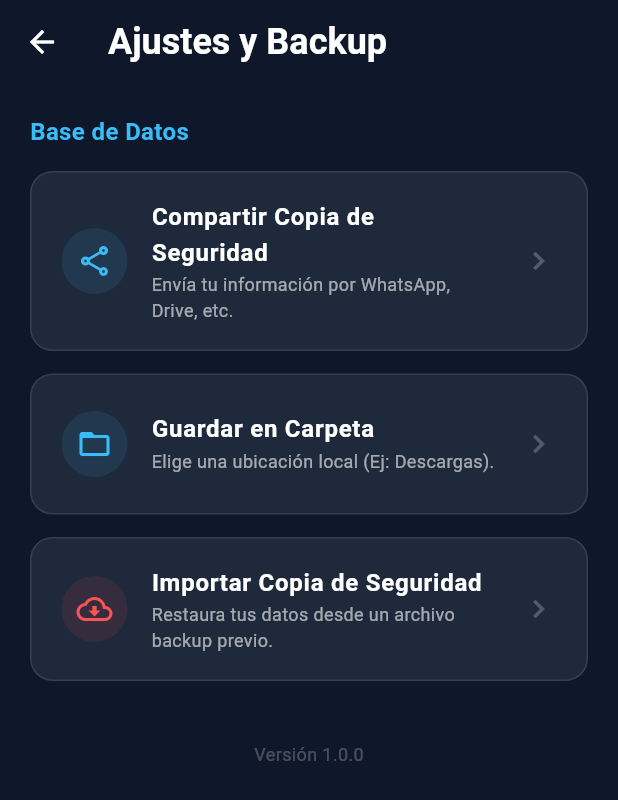
After one commit to MiguelC21/arriendos_app, a Flutter app: the SettingsScreen screen opened directly, after a tap on "Guardar en Carpeta", on a phone screen of 412 x 824 dp. The commit adds this screen. Shown: the top 800 px of the screen. Run offline on Flutter 3.47's test engine with Material 3 defaults, Android fonts, the phone set to English and light mode, and no system bars; our stand-ins replace file_picker, flutter_riverpod, share_plus, sqflite; accounts and stored records are empty.

Commit message:
Se agregó copia de seguridad

```diff
--- /dev/null
+++ b/lib/screens/settings_screen.dart
@@ -0,0 +1,245 @@
+import 'dart:io';
+import 'package:flutter/material.dart';
+import '../services/backup_service.dart';
+
+class SettingsScreen extends StatefulWidget {
+  const SettingsScreen({super.key});
+
+  @override
+  State<SettingsScreen> createState() => _SettingsScreenState();
+}
+
+class _SettingsScreenState extends State<SettingsScreen> {
+  bool _isExporting = false;
+  bool _isImporting = false;
+
+  Future<void> _handleExport() async {
+    setState(() => _isExporting = true);
+    try {
+      await BackupService.exportDatabase();
+      if (mounted) {
+        ScaffoldMessenger.of(context).showSnackBar(
+          const SnackBar(
+            content: Text('Copia de seguridad exportada con éxito'),
+          ),
+        );
+      }
+    } catch (e) {
+      if (mounted) {
+        ScaffoldMessenger.of(context).showSnackBar(
+          SnackBar(
+            content: Text('Error al exportar: $e'),
+            backgroundColor: Colors.redAccent,
+          ),
+        );
+      }
+    } finally {
+      if (mounted) setState(() => _isExporting = false);
+    }
+  }
+
+  Future<void> _handleImport() async {
+    final confirm = await showDialog<bool>(
+      context: context,
+      builder: (context) => AlertDialog(
+        backgroundColor: const Color(0xFF1E293B),
+        title: const Text(
+          '⚠️ Advertencia Crítica',
+          style: TextStyle(color: Colors.redAccent),
+        ),
+        content: const Text(
+          'Al importar una copia de seguridad, todos los datos actuales serán REEMPLAZADOS por los del archivo seleccionado. Esta acción no se puede deshacer.\n\n¿Estás seguro de que deseas continuar?',
+          style: TextStyle(color: Colors.white70),
+        ),
+        actions: [
+          TextButton(
+            onPressed: () => Navigator.pop(context, false),
+            child: const Text('Cancelar'),
+          ),
+          TextButton(
+            onPressed: () => Navigator.pop(context, true),
+            child: const Text(
+              'Sí, Reemplazar Datos',
+              style: TextStyle(color: Colors.redAccent),
+            ),
+          ),
+        ],
+      ),
+    );
+
+    if (confirm != true) return;
+
+    setState(() => _isImporting = true);
+    try {
+      final success = await BackupService.importDatabase();
+      if (success && mounted) {
+        showDialog(
+          context: context,
+          barrierDismissible: false,
+          builder: (context) => AlertDialog(
+            backgroundColor: const Color(0xFF1E293B),
+            title: const Text(
+              'Importación Exitosa 📥',
+              style: TextStyle(color: Colors.white),
+            ),
+            content: const Text(
+              'La base de datos ha sido restaurada. La aplicación se cerrará para cargar los nuevos datos. Por favor, ábrela de nuevo.',
+              style: TextStyle(color: Colors.white70),
+            ),
+            actions: [
+              TextButton(
+                onPressed: () => exit(0), // Reinicio forzado para recargar DB
+                child: const Text('Entendido'),
+              ),
+            ],
+          ),
+        );
+      }
+    } catch (e) {
+      if (mounted) {
+        ScaffoldMessenger.of(context).showSnackBar(
+          SnackBar(
+            content: Text('Error al importar: $e'),
+            backgroundColor: Colors.redAccent,
+          ),
+        );
+      }
+    } finally {
+      if (mounted) setState(() => _isImporting = false);
+    }
+  }
+
+  Future<void> _handleSaveToFolder() async {
+    setState(() => _isExporting = true);
+    try {
+      final path = await BackupService.saveDatabaseToFolder();
+      if (path != null && mounted) {
+        ScaffoldMessenger.of(
+          context,
+        ).showSnackBar(SnackBar(content: Text('Guardado en: $path')));
+      }
+    } catch (e) {
+      if (mounted) {
+        ScaffoldMessenger.of(context).showSnackBar(
+          SnackBar(
+            content: Text('Error al guardar: $e'),
+            backgroundColor: Colors.redAccent,
+          ),
+        );
+      }
+    } finally {
+      if (mounted) setState(() => _isExporting = false);
+    }
+  }
+
+  @override
+  Widget build(BuildContext context) {
+    return Scaffold(
+      backgroundColor: const Color(0xFF0F172A),
+      appBar: AppBar(
+        title: const Text('Ajustes y Backup'),
+        backgroundColor: Colors.transparent,
+        elevation: 0,
+      ),
+      body: ListView(
+        padding: const EdgeInsets.all(20),
+        children: [
+          const Text(
+            'Base de Datos',
+            style: TextStyle(
+              color: Color(0xFF38BDF8),
+              fontSize: 16,
+              fontWeight: FontWeight.bold,
+            ),
+          ),
+          const SizedBox(height: 15),
+          _buildSettingsCard(
+            title: 'Compartir Copia de Seguridad',
+            subtitle: 'Envía tu información por WhatsApp, Drive, etc.',
+            icon: Icons.share_outlined,
+            onTap: _isExporting ? null : _handleExport,
+            isLoading: _isExporting,
+          ),
+          const SizedBox(height: 15),
+          _buildSettingsCard(
+            title: 'Guardar en Carpeta',
+            subtitle: 'Elige una ubicación local (Ej: Descargas).',
+            icon: Icons.folder_open_outlined,
+            onTap: _isExporting ? null : _handleSaveToFolder,
+            isLoading: _isExporting,
+          ),
+          const SizedBox(height: 15),
+          _buildSettingsCard(
+            title: 'Importar Copia de Seguridad',
+            subtitle: 'Restaura tus datos desde un archivo backup previo.',
+            icon: Icons.cloud_download_outlined,
+            onTap: _isImporting ? null : _handleImport,
+            isLoading: _isImporting,
+            isDestructive: true,
+          ),
+          const SizedBox(height: 40),
+          const Center(
+            child: Text(
+              'Versión 1.0.0',
+              style: TextStyle(color: Colors.white24, fontSize: 12),
+            ),
+          ),
+        ],
+      ),
+    );
+  }
+
+  Widget _buildSettingsCard({
+    required String title,
+    required String subtitle,
+    required IconData icon,
+    required VoidCallback? onTap,
+    bool isLoading = false,
+    bool isDestructive = false,
+  }) {
+    return Container(
+      decoration: BoxDecoration(
+        color: const Color(0xFF1E293B),
+        borderRadius: BorderRadius.circular(15),
+        border: Border.all(color: Colors.white10),
+      ),
+      child: ListTile(
+        onTap: onTap,
+        contentPadding: const EdgeInsets.symmetric(
+          horizontal: 20,
+          vertical: 10,
+        ),
+        leading: Container(
+          padding: const EdgeInsets.all(10),
+          decoration: BoxDecoration(
+            color: (isDestructive ? Colors.redAccent : const Color(0xFF38BDF8))
+                .withValues(alpha: 0.1),
+            shape: BoxShape.circle,
+          ),
+          child: Icon(
+            icon,
+            color: isDestructive ? Colors.redAccent : const Color(0xFF38BDF8),
+          ),
+        ),
+        title: Text(
+          title,
+          style: const TextStyle(
+            color: Colors.white,
+            fontWeight: FontWeight.bold,
+          ),
+        ),
+        subtitle: Text(
+          subtitle,
+          style: const TextStyle(color: Colors.white60, fontSize: 12),
+        ),
+        trailing: isLoading
+            ? const SizedBox(
+                width: 20,
+                height: 20,
+                child: CircularProgressIndicator(strokeWidth: 2),
+              )
+            : const Icon(Icons.chevron_right, color: Colors.white24),
+      ),
+    );
+  }
+}
--- /dev/null
+++ b/lib/services/backup_service.dart
@@ -0,0 +1,103 @@
+import 'dart:io';
+import 'package:file_picker/file_picker.dart';
+import 'package:path/path.dart';
+import 'package:path_provider/path_provider.dart';
+import 'package:share_plus/share_plus.dart';
+import 'package:sqflite/sqflite.dart';
+import 'database_helper.dart';
+
+class BackupService {
+  static Future<void> exportDatabase() async {
+    try {
+      final dbHelper = DatabaseHelper();
+      // Cerramos para asegurar que no haya escrituras pendientes
+      await dbHelper.closeDatabase();
+
+      final dbPath = join(await getDatabasesPath(), 'arriendos_v2.db');
+      final file = File(dbPath);
+
+      if (await file.exists()) {
+        final tempDir = await getTemporaryDirectory();
+        final timestamp = DateTime.now().millisecondsSinceEpoch;
+        final backupFile = File(
+          join(tempDir.path, 'backup_arriendos_$timestamp.db'),
+        );
+
+        // Copiamos a un lugar temporal para compartir
+        await file.copy(backupFile.path);
+
+        await Share.shareXFiles(
+          [XFile(backupFile.path)],
+          subject: 'Copia de Seguridad Arriendos App',
+          text: 'Archivo de base de datos generado el ${DateTime.now()}',
+        );
+      }
+    } catch (e) {
+      rethrow;
+    }
+  }
+
+  static Future<String?> saveDatabaseToFolder() async {
+    try {
+      final dbHelper = DatabaseHelper();
+      await dbHelper.closeDatabase();
+
+      final dbPath = join(await getDatabasesPath(), 'arriendos_v2.db');
+      final file = File(dbPath);
+
+      if (await file.exists()) {
+        final timestamp = DateTime.now().millisecondsSinceEpoch;
+        final fileName = 'backup_arriendos_$timestamp.db';
+
+        // En Android/iOS se requieren los bytes para guardar
+        final bytes = await file.readAsBytes();
+
+        // Abrir selector de archivos para guardar
+        String? outputFile = await FilePicker.platform.saveFile(
+          dialogTitle: 'Selecciona dónde guardar la copia de seguridad',
+          fileName: fileName,
+          type: FileType.any,
+          bytes: bytes,
+        );
+
+        return outputFile;
+      }
+      return null;
+    } catch (e) {
+      rethrow;
+    }
+  }
+
+  static Future<bool> importDatabase() async {
+    try {
+      FilePickerResult? result = await FilePicker.platform.pickFiles(
+        type:
+            FileType.any, // sqflite usa .db pero a veces el picker filtra raro
+      );
+
+      if (result != null) {
+        File backupFile = File(result.files.single.path!);
+
+        // Validación básica de extensión
+        if (!backupFile.path.endsWith('.db')) {
+          throw Exception(
+            'El archivo seleccionado no es una base de datos válida (.db)',
+          );
+        }
+
+        final dbHelper = DatabaseHelper();
+        await dbHelper.closeDatabase();
+
+        final dbPath = join(await getDatabasesPath(), 'arriendos_v2.db');
+
+        // Reemplazar el archivo actual
+        await backupFile.copy(dbPath);
+
+        return true;
+      }
+      return false;
+    } catch (e) {
+      rethrow;
+    }
+  }
+}
--- a/lib/services/database_helper.dart
+++ b/lib/services/database_helper.dart
@@ -24,6 +24,13 @@ class DatabaseHelper {
   Future<Database> _initDatabase() async {
     String path = join(await getDatabasesPath(), 'arriendos_v2.db');
     return await openDatabase(path, version: 1, onCreate: _onCreate);
+  }
+
+  Future<void> closeDatabase() async {
+    if (_database != null) {
+      await _database!.close();
+      _database = null;
+    }
   }
 
   Future<void> _onCreate(Database db, int version) async {
--- a/pubspec.yaml
+++ b/pubspec.yaml
@@ -43,6 +43,8 @@ dependencies:
   intl: ^0.20.2
   uuid: ^4.4.0
   url_launcher: ^6.3.1
+  share_plus: ^10.1.3
+  file_picker: ^8.1.7
 
 dev_dependencies:
   flutter_test:
```
Also changed, not shown: lib/screens/dashboard_screen.dart (+10 -0 lines), pubspec.lock, 3 other files.
